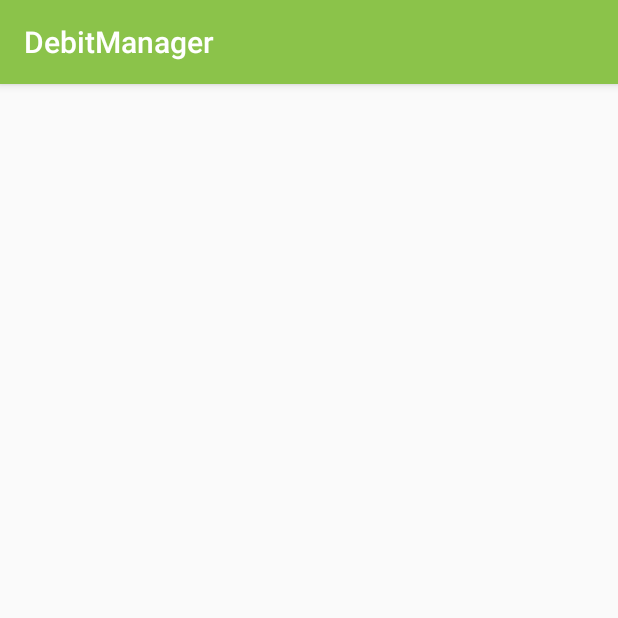
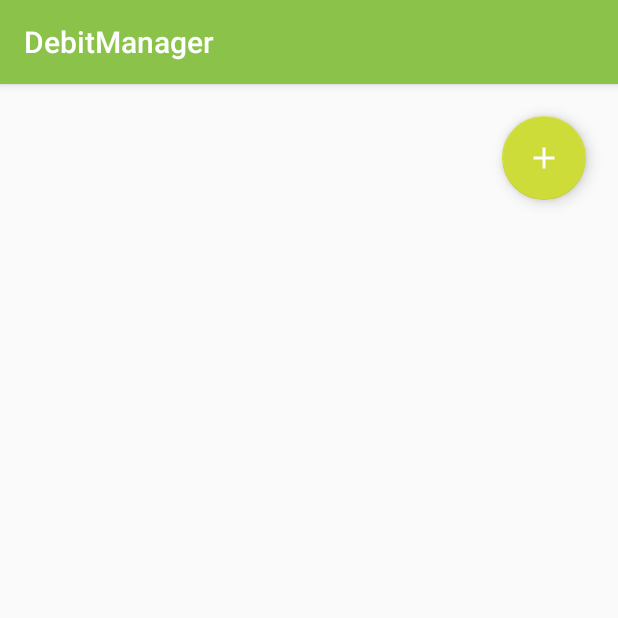
Before and after one commit to AvielNiego/DebitManager, an Android app: the screen it shows after launch (MainActivity), on a phone screen of 412 x 824 dp, the top half of it. Run offline under Robolectric (Android 15) with nearby library versions, the phone set to English and light mode, and no system bars.

Commit message:
feature: Create the add debit activity

```diff
--- a/app/src/main/java/com/avielniego/debitmanager/ui/debitList/DebitListFragment.kt
+++ b/app/src/main/java/com/avielniego/debitmanager/ui/debitList/DebitListFragment.kt
@@ -1,6 +1,8 @@
 package com.avielniego.debitmanager.ui.debitList
 
+import android.content.Intent
 import android.os.Bundle
+import android.support.design.widget.FloatingActionButton
 import android.support.v4.app.Fragment
 import android.support.v7.widget.LinearLayoutManager
 import android.support.v7.widget.RecyclerView
@@ -9,6 +11,7 @@ import android.view.View
 import android.view.ViewGroup
 import com.avielniego.debitmanager.R
 import com.avielniego.debitmanager.messageParser.Debit
+import com.avielniego.debitmanager.ui.AddDebitActivity
 
 class DebitListFragment: Fragment() {
 
@@ -38,6 +41,7 @@ class DebitListFragment: Fragment() {
     override fun onCreateView(inflater: LayoutInflater?, container: ViewGroup?, savedInstanceState: Bundle?): View? {
         val v = inflater!!.inflate(R.layout.debit_list_fragment, container, false)
         initRecyclerView(v)
+        initFab(v)
         return v
     }
 
@@ -45,6 +49,11 @@ class DebitListFragment: Fragment() {
         val recyclerView = v.findViewById(R.id.debit_recycler_view) as RecyclerView
         recyclerView.layoutManager = LinearLayoutManager(recyclerView.context)
         recyclerView.adapter = debitListAdapter
+    }
+
+    private fun initFab(v: View) {
+        val fab = v.findViewById(R.id.add_debit_fab) as FloatingActionButton
+        fab.setOnClickListener { startActivity(Intent(context, AddDebitActivity::class.java)) }
     }
 
     override fun onActivityCreated(savedInstanceState: Bundle?) {
--- a/app/src/main/java/com/avielniego/debitmanager/widget/DebitWidgetProvider.kt
+++ b/app/src/main/java/com/avielniego/debitmanager/widget/DebitWidgetProvider.kt
@@ -9,7 +9,7 @@ import android.content.Intent
 import android.widget.RemoteViews
 import com.avielniego.debitmanager.R
 import com.avielniego.debitmanager.databaseAccess.DebitDbStorage
-import com.avielniego.debitmanager.ui.MainActivity
+import com.avielniego.debitmanager.ui.AddDebitActivity
 import java.text.NumberFormat
 
 
@@ -39,7 +39,7 @@ class DebitWidgetProvider : AppWidgetProvider() {
     }
 
     private fun setWidgetClickListener(appWidgetManager: AppWidgetManager, context: Context, widgetId: Int) {
-        val pendingIntent = PendingIntent.getActivity(context, 0, Intent(context, MainActivity::class.java), 0)
+        val pendingIntent = PendingIntent.getActivity(context, 0, Intent(context, AddDebitActivity::class.java), 0)
         val views = RemoteViews(context.packageName, R.layout.current_sum_widget)
         views.setOnClickPendingIntent(R.id.widget_frame_layout, pendingIntent)
         appWidgetManager.updateAppWidget(widgetId, views)
--- /dev/null
+++ b/app/src/main/res/drawable/ic_add_white_24px.xml
@@ -0,0 +1,9 @@
+<vector xmlns:android="http://schemas.android.com/apk/res/android"
+        android:width="24dp"
+        android:height="24dp"
+        android:viewportWidth="24.0"
+        android:viewportHeight="24.0">
+    <path
+        android:pathData="M19,13h-6v6h-2v-6H5v-2h6V5h2v6h6v2z"
+        android:fillColor="#FFFFFF"/>
+</vector>
--- a/app/src/main/res/layout/debit_list_fragment.xml
+++ b/app/src/main/res/layout/debit_list_fragment.xml
@@ -1,8 +1,13 @@
 <?xml version="1.0" encoding="utf-8"?>
-<LinearLayout xmlns:android="http://schemas.android.com/apk/res/android"
+<FrameLayout
+    android:id="@+id/debit_list_frame_layout"
+    xmlns:android="http://schemas.android.com/apk/res/android"
     xmlns:app="http://schemas.android.com/apk/res-auto"
     xmlns:tools="http://schemas.android.com/tools"
-    android:orientation="vertical"
+    android:layout_width="match_parent"
+    android:layout_height="match_parent">
+
+    <android.support.design.widget.CoordinatorLayout
         android:layout_width="match_parent"
         android:layout_height="match_parent">
 
@@ -17,4 +22,13 @@
             tools:context=".ui.debitList.DebitListFragment"
             tools:listitem="@layout/debit_list_item" />
 
-</LinearLayout>
+        <android.support.design.widget.FloatingActionButton
+            android:id="@+id/add_debit_fab"
+            android:layout_width="wrap_content"
+            android:layout_height="wrap_content"
+            android:layout_gravity="bottom|end"
+            android:layout_margin="16dp"
+            android:src="@drawable/ic_add_white_24px" />
+
+    </android.support.design.widget.CoordinatorLayout>
+</FrameLayout>
--- a/app/src/main/res/values/strings.xml
+++ b/app/src/main/res/values/strings.xml
@@ -3,4 +3,6 @@
     <string name="content_authority" translatable="false">com.avielniego.debitmanager</string>
 
     <string name="money_sign">"₪<xliff:g id="sum">%1$s</xliff:g>"</string>
+    <string name="add_debit_description">Description</string>
+    <string name="debit_sum">Sum</string>
 </resources>
--- a/app/src/main/res/values/styles.xml
+++ b/app/src/main/res/values/styles.xml
@@ -8,4 +8,8 @@
         <item name="colorAccent">@color/colorAccent</item>
     </style>
 
+    <style name="AlertTheme" parent="Theme.AppCompat.Light.Dialog">
+        <item name="windowNoTitle">true</item>
+    </style>
+
 </resources>
```
Also changed, not shown: app/src/main/AndroidManifest.xml (+17 -5 lines), app/src/main/java/com/avielniego/debitmanager/databaseAccess/ManualAddDebitService.kt (added, +31 -0 lines), app/src/main/java/com/avielniego/debitmanager/ui/AddDebitActivity.kt (added, +32 -0 lines), app/src/main/res/layout/activity_add_debit.xml (added, +80 -0 lines). Lines whose indentation alone changed are shown as unchanged.
